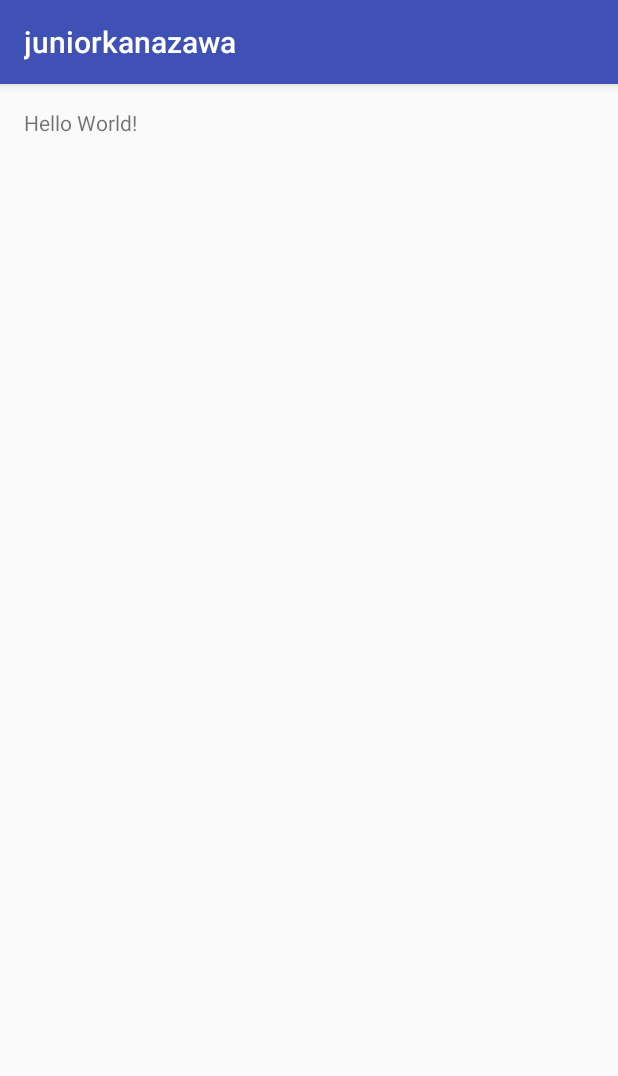
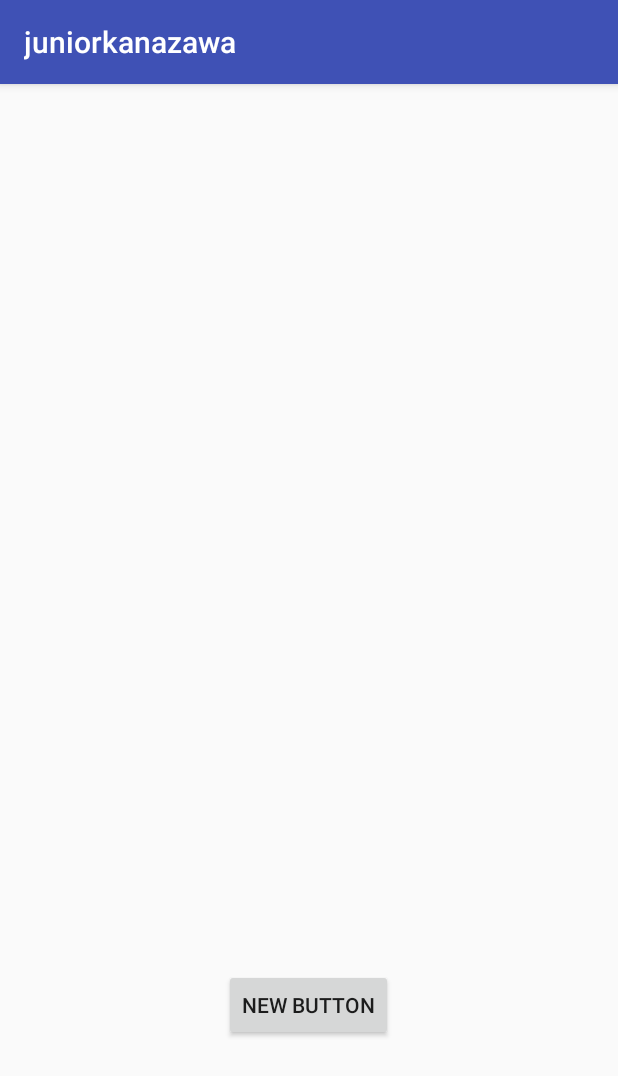
Before and after one commit to kiesproject/android-kanazawa-2016, an Android app: the screen it shows after launch (MainActivity), on a phone screen of 412 x 824 dp. Shown: the top 1076 px of the screen. Run offline under Robolectric (Android 15) with nearby library versions, the phone set to English and light mode, and no system bars.

Commit message:
問題操作　途中

```diff
--- a/juniorkanazawa/app/src/main/java/com/higamasa/juniorkanazawa/MainActivity.java
+++ b/juniorkanazawa/app/src/main/java/com/higamasa/juniorkanazawa/MainActivity.java
@@ -3,6 +3,9 @@ package com.higamasa.juniorkanazawa;
 import android.support.v7.app.AppCompatActivity;
 import android.os.Bundle;
 import android.view.View;
+import android.widget.Button;
+
+import com.higamasa.juniorkanazawa.repository.QuizRepository;
 
 public class MainActivity extends AppCompatActivity {
 
@@ -10,9 +13,15 @@ public class MainActivity extends AppCompatActivity {
 	protected void onCreate(Bundle savedInstanceState) {
 		super.onCreate(savedInstanceState);
 		setContentView(R.layout.activity_main);
-	}
+		final QuizRepository repo = new QuizRepository();
 
-	public void onButton(View view){
-
+		Button button = (Button) findViewById(R.id.button);
+		button.setOnClickListener(new View.OnClickListener() {
+			@Override
+			public void onClick(View view) {
+				repo.loadQuiz();
+				System.out.print("onClick");
+			}
+		});
 	}
 }
--- a/juniorkanazawa/app/src/main/res/layout/activity_main.xml
+++ b/juniorkanazawa/app/src/main/res/layout/activity_main.xml
@@ -11,8 +11,12 @@
     android:paddingTop="@dimen/activity_vertical_margin"
     tools:context="com.higamasa.juniorkanazawa.MainActivity">
 
-    <TextView
+    <Button
         android:layout_width="wrap_content"
         android:layout_height="wrap_content"
-        android:text="Hello World!"/>
+        android:text="New Button"
+        android:id="@+id/button"
+        android:layout_alignParentBottom="true"
+        android:layout_centerHorizontal="true"
+        android:layout_marginBottom="114dp" />
 </RelativeLayout>
```
Also changed, not shown: juniorkanazawa/app/src/main/assets/junior1.json (added, +7 -0 lines), juniorkanazawa/app/src/main/java/com/higamasa/juniorkanazawa/QuizActivity.java (+27 -27 lines), juniorkanazawa/app/src/main/java/com/higamasa/juniorkanazawa/entity/QuizEntity.java (added, +41 -0 lines), juniorkanazawa/app/src/main/java/com/higamasa/juniorkanazawa/repository/QuizRepository.java (added, +67 -0 lines).
